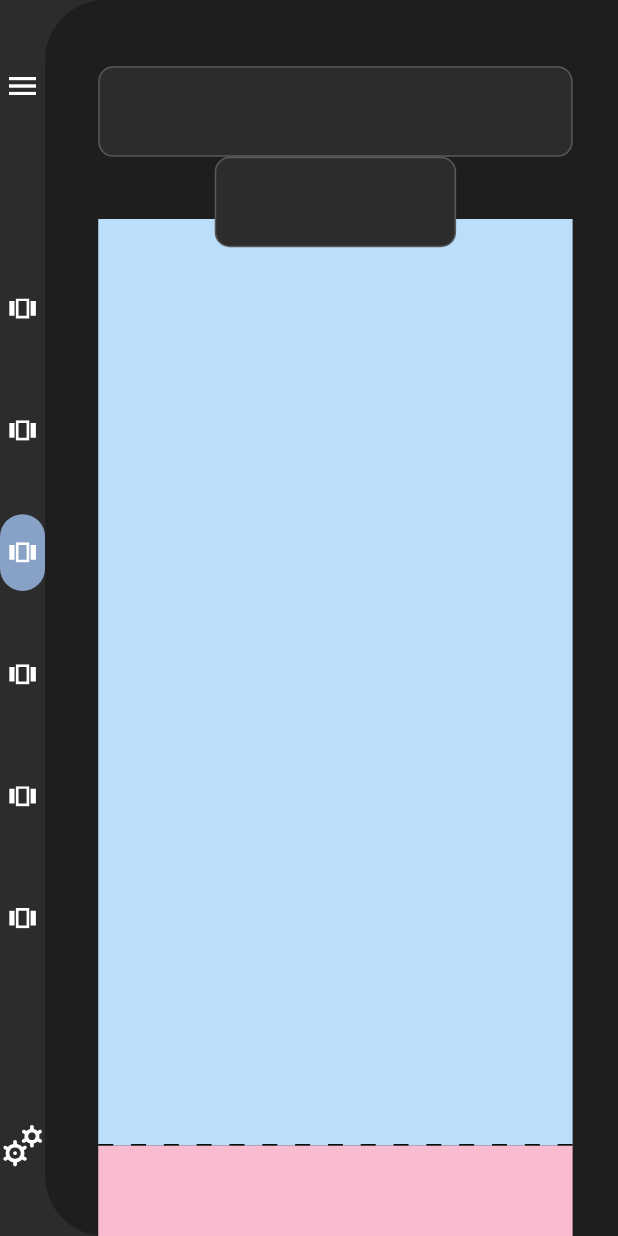
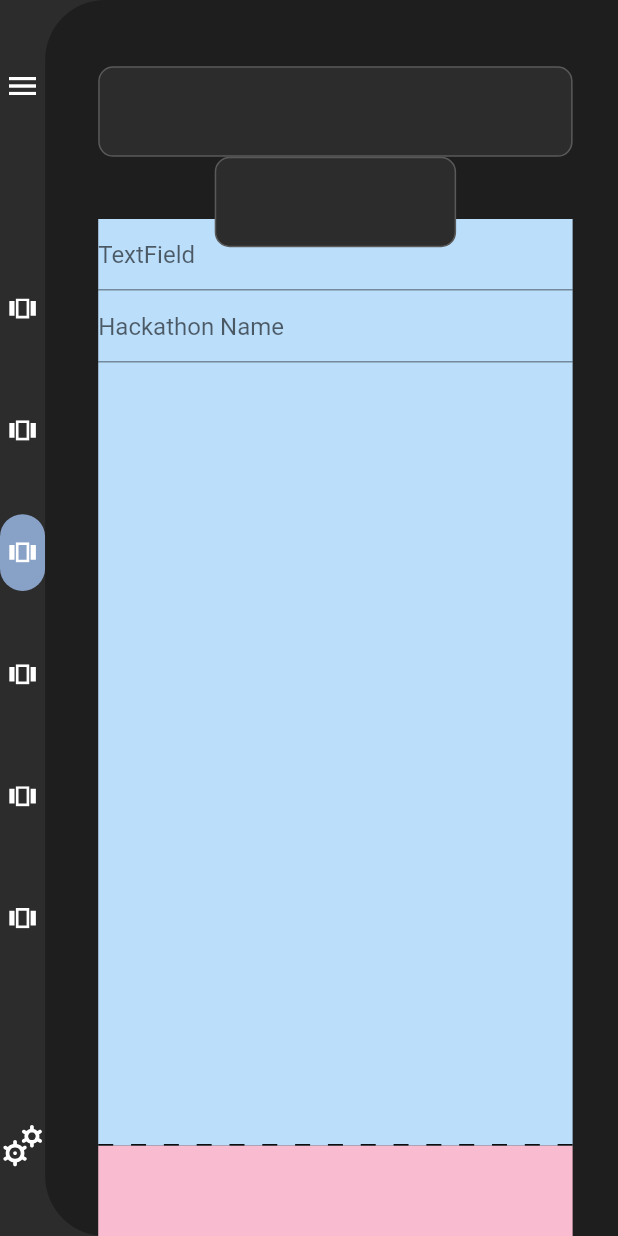
Before and after one commit to aman-netizen-ux/HackCraft, a Flutter app: the DefaultEditPortal screen opened by its route, on a phone screen of 412 x 824 dp. Run offline on Flutter 3.47's test engine with Material 2 defaults, Android fonts, the phone set to English and light mode, and no system bars; our stand-ins replace flutter_colorpicker, flutter_svg, google_fonts, timeline_tile; missing offline and left inert: flutter_font_picker.

Commit message:
testing template using test widgets in edit portal default

```diff
--- a/lib/main.dart
+++ b/lib/main.dart
@@ -1,6 +1,7 @@
 import 'package:flutter/material.dart';
 import 'package:major_project__widget_testing/Constants/app_routes.dart';
 import 'package:major_project__widget_testing/state/galleryProvider.dart';
+import 'package:major_project__widget_testing/state/hackathonDetailsProvider.dart';
 import 'package:major_project__widget_testing/state/hostNavigationProvider.dart';
 import 'package:major_project__widget_testing/state/mainNavigationProvider.dart';
 import 'package:major_project__widget_testing/state/rulesAndRoundsProvider.dart';
@@ -24,6 +25,8 @@ class MyApp extends StatelessWidget {
         ChangeNotifierProvider(create: (context) => TemplateSelectionProvider()),
         ChangeNotifierProvider(create: (context) => RulesProvider()),
         ChangeNotifierProvider(create: (context) => GalleryProvider()),
+                ChangeNotifierProvider(create: (context) => HackathonDetailsProvider()),
+
       ],
       child: MaterialApp(
         debugShowCheckedModeBanner: false,
--- /dev/null
+++ b/lib/state/hackathonDetailsProvider.dart
@@ -0,0 +1,13 @@
+import 'package:flutter/material.dart';
+
+
+class HackathonDetailsProvider with ChangeNotifier {
+  String  _hackathonName= "";
+
+  String get hackathonName => _hackathonName;
+
+  set hackathonName(String index) {
+    _hackathonName = index;
+    notifyListeners();
+  }
+}
--- a/lib/views/Screens/DefaultEditPortal/Desktop/Sections/canvas.dart
+++ b/lib/views/Screens/DefaultEditPortal/Desktop/Sections/canvas.dart
@@ -1,35 +1,91 @@
 import 'package:flutter/material.dart';
 import 'package:major_project__widget_testing/constants/colors.dart';
+import 'package:major_project__widget_testing/state/hackathonDetailsProvider.dart';
 import 'package:major_project__widget_testing/utils/scaling.dart';
-import 'package:major_project__widget_testing/views/Components/separator.dart';
-
+import 'package:provider/provider.dart';
 
 class DefaultCanvas extends StatefulWidget {
-  const DefaultCanvas({super.key});
+   DefaultCanvas({super.key, required this.formKey, this.textinput});
+
+  final GlobalKey<FormState> formKey;
+           String? textinput;
+
 
   @override
   State<DefaultCanvas> createState() => _DefaultCanvasState();
 }
 
 class _DefaultCanvasState extends State<DefaultCanvas> {
+
+  final textcontroller = TextEditingController();
+  final text2controller = TextEditingController();
+String? _text2= "";
+
+
   @override
   Widget build(BuildContext context) {
+            final hackathonDetailsProvider = Provider.of<HackathonDetailsProvider>(context);
+
     return Expanded(
       flex: 8698,
       child: SizedBox(
         height: double.infinity,
         width: double.infinity,
+        child: Form(
+          key: widget.formKey,
           child: ListView(
             children: [
               Container(
                 height: scaleHeight(context, 615),
                 width: double.infinity,
                 color: Colors.blue[100],
+                child:
+                  Column(
+                    children: [
+                      TextFormField(
+                      controller: text2controller,
+
+                      onSaved: (value) {
+                        hackathonDetailsProvider.hackathonName = value.toString();
+                      },
+
+            decoration: InputDecoration(
+              hintText: "TextField"
             ),
-            Container(
+          ),
+
+
+           TextFormField(
+                  controller: textcontroller,
+                  onSaved: (value) {
+                    _text2 = value;
+                  },
+
+            decoration: InputDecoration(
+              hintText: "Hackathon Name"
+            ),
+          ),
+                    ],
+                  ),
+
+
+
+              ),
+              InkWell(
+                onTap: (){
+                  if(widget.formKey.currentState!.validate()){
+                  widget.formKey.currentState!.save();
+
+                  hackathonDetailsProvider.hackathonName=_text2.toString();
+                  Navigator.pushNamed(context, '/defaultTemplate');
+
+                }
+                },
+                child: Container(
                   height: scaleHeight(context, 615),
                   width: double.infinity,
                   color: Colors.pink[100],
+                ),
               ),
               Container(
                 height: scaleHeight(context, 615),
@@ -50,6 +106,7 @@ class _DefaultCanvasState extends State<DefaultCanvas> {
             ],
           ),
         ),
+      ),
     );
   }
 }
--- a/lib/views/Screens/DefaultEditPortal/Desktop/Sections/right_panel.dart
+++ b/lib/views/Screens/DefaultEditPortal/Desktop/Sections/right_panel.dart
@@ -7,7 +7,12 @@ import 'package:major_project__widget_testing/views/Screens/DefaultEditPortal/De
 import 'package:major_project__widget_testing/views/Screens/DefaultEditPortal/Desktop/Sections/toolbar.dart';
 
 class RightPanel extends StatefulWidget {
-  const RightPanel({super.key});
+   RightPanel({super.key, required this.formKey, this.textinput});
+
+    final GlobalKey<FormState> formKey;
+         String? textinput;
+
+
 
   @override
   State<RightPanel> createState() => _RightPanelState();
@@ -34,7 +39,11 @@ class _RightPanelState extends State<RightPanel> {
             children: [
               const ToolBar(),
               Expanded(flex: 0528, child: Container()),
-              const DefaultCanvas()
+               DefaultCanvas(
+                formKey: widget.formKey,
+                textinput: widget.textinput,
+
+              )
             ],
           ),
           Align(
--- a/lib/views/Screens/DefaultEditPortal/Desktop/Sections/side_panel.dart
+++ b/lib/views/Screens/DefaultEditPortal/Desktop/Sections/side_panel.dart
@@ -2,10 +2,16 @@ import 'package:flutter/material.dart';
 import 'package:flutter_svg/flutter_svg.dart';
 import 'package:major_project__widget_testing/constants/colors.dart';
 import 'package:major_project__widget_testing/constants/radius.dart';
+import 'package:major_project__widget_testing/state/hackathonDetailsProvider.dart';
 import 'package:major_project__widget_testing/utils/scaling.dart';
+import 'package:provider/provider.dart';
 
 class SidePanel extends StatefulWidget {
-  const SidePanel({super.key});
+   SidePanel({super.key, required this.formKey, this.textinput});
+
+    final GlobalKey<FormState> formKey;
+     String? textinput;
+
 
   @override
   State<SidePanel> createState() => _SidePanelState();
@@ -14,6 +20,8 @@ class SidePanel extends StatefulWidget {
 class _SidePanelState extends State<SidePanel> {
   @override
   Widget build(BuildContext context) {
+        final hackathonDetailsProvider = Provider.of<HackathonDetailsProvider>(context);
+
     return Padding(
       padding: EdgeInsets.symmetric(vertical: scaleHeight(context, 45)),
       child: Column(
@@ -23,7 +31,14 @@ class _SidePanelState extends State<SidePanel> {
             splashColor: Colors.transparent,
             highlightColor: Colors.transparent,
               onTap: () {
-                Navigator.pushNamed(context, '/defaultTemplate');
+                if(widget.formKey.currentState!.validate()){
+                  widget.formKey.currentState!.save();
+
+                  // hackathonDetailsProvider.hackathonName=widget.textinput.toString();
+                  Navigator.pushNamed(context, '/defaultTemplate');
+
+                }
+
               },
               child: const Icon(
                 Icons.menu,
--- a/lib/views/Screens/DefaultEditPortal/Desktop/desktop_default_editPortal.dart
+++ b/lib/views/Screens/DefaultEditPortal/Desktop/desktop_default_editPortal.dart
@@ -12,17 +12,26 @@ class DefaultEditPortalDesktopBody extends StatefulWidget {
 
 class _DefaultEditPortalDesktopBodyState
     extends State<DefaultEditPortalDesktopBody> {
+       final _formKey = GlobalKey<FormState>();
+          String? textinput = '';
+
   @override
   Widget build(BuildContext context) {
-    return const Row(
+    return  Row(
       children: [
          Expanded(
             flex: 73,
-            child: SidePanel()
+            child: SidePanel(
+              formKey: _formKey,
+              textinput: textinput,
+            )
           ),
         Expanded(
             flex: 927,
-            child: RightPanel()
+            child: RightPanel(
+               formKey: _formKey,
+               textinput: textinput,
+            )
             )
       ],
     );
--- a/lib/views/Screens/DefaultTemplate/Desktop/Sections/landing_section.dart
+++ b/lib/views/Screens/DefaultTemplate/Desktop/Sections/landing_section.dart
@@ -1,17 +1,21 @@
 import 'package:flutter/material.dart';
 import 'package:google_fonts/google_fonts.dart';
+import 'package:major_project__widget_testing/state/hackathonDetailsProvider.dart';
 import 'package:major_project__widget_testing/utils/scaling.dart';
 import 'package:major_project__widget_testing/utils/scroll_Controller.dart';
 import 'package:major_project__widget_testing/utils/text_lineheight.dart';
 import 'package:major_project__widget_testing/constants/fontfamily.dart';
 import 'package:major_project__widget_testing/constants/colors.dart';
 import 'package:major_project__widget_testing/constants/radius.dart';
+import 'package:provider/provider.dart';
 
 class LandingSection extends StatelessWidget {
   const LandingSection({super.key});
 
   @override
   Widget build(BuildContext context) {
+            final hackathonDetailsProvider = Provider.of<HackathonDetailsProvider>(context);
+
     return Padding(
       key: home,
             padding:  EdgeInsets.only(right: scaleWidth(context, 81),left:scaleWidth(context, 81), bottom:  scaleHeight(context, 39)),
@@ -59,7 +63,8 @@ class LandingSection extends StatelessWidget {
                       SizedBox(height: scaleHeight(context, 42),),
 
                        Text(
-                        'Your Hackathon Name',
+                        // 'Your Hackathon Name',
+                        hackathonDetailsProvider.hackathonName,
                         style: GoogleFonts.getFont(
                           fontFamily2,
                           fontSize: scaleHeight(context, 54),
```
Lines whose indentation alone changed are shown as unchanged.
